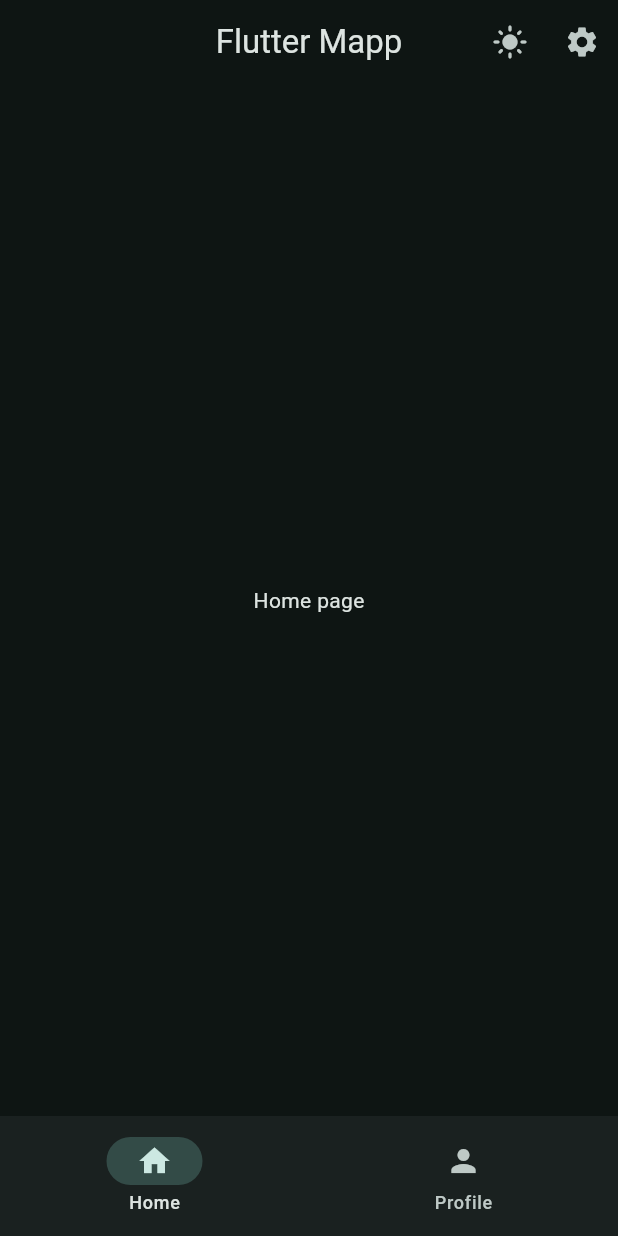
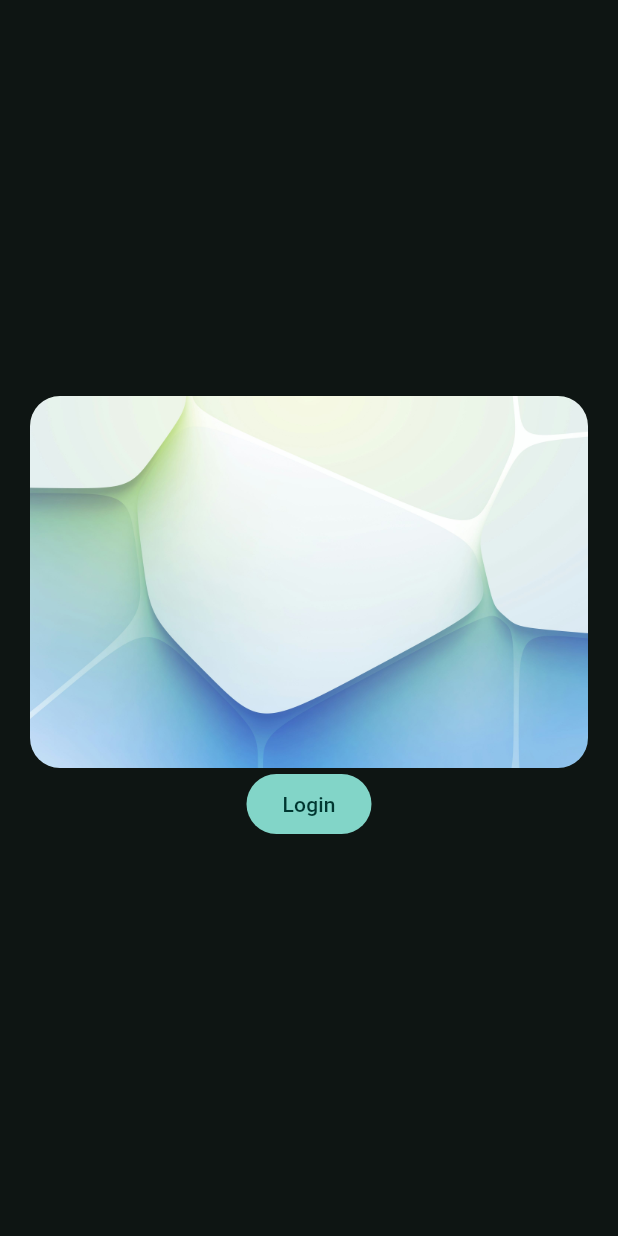
Before and after one commit to YumniAlias/flutter-tuto, a Flutter app: the screen it shows after launch, on a phone screen of 412 x 824 dp. Run offline on Flutter 3.47's test engine with Material 3 defaults, Android fonts, the phone set to English and light mode, and no system bars.

Commit message:
Welcome Page added

```diff
--- a/lib/main.dart
+++ b/lib/main.dart
@@ -1,6 +1,6 @@
 import 'package:flutter/material.dart';
 import 'package:flutter_tut/data/notifiers.dart';
-import 'package:flutter_tut/views/widget_tree.dart';
+import 'package:flutter_tut/views/pages/welcome_page.dart';
 
 void main() {
   runApp(const MyApp());
@@ -27,7 +27,7 @@ class _MyAppState extends State<MyApp> {
               brightness: isDarkMode ? Brightness.dark : Brightness.light,
             ),
           ),
-          home: WidgetTree(),
+          home: WelcomePage(),
         );
       },
     );
--- /dev/null
+++ b/lib/views/pages/welcome_page.dart
@@ -0,0 +1,37 @@
+import 'package:flutter/material.dart';
+import 'package:flutter_tut/views/widget_tree.dart';
+
+class WelcomePage extends StatelessWidget {
+  const WelcomePage({super.key});
+
+  @override
+  Widget build(BuildContext context) {
+    return Scaffold(
+      body: Padding(
+        padding: const EdgeInsets.all(20.0),
+        child: Column(
+          mainAxisAlignment: MainAxisAlignment.center,
+          children: [
+            ClipRRect(
+              borderRadius: BorderRadiusGeometry.circular(20.0),
+              child: Image.asset('assets/images/bg.jpeg'),
+            ),
+            FilledButton(
+              onPressed: () {
+                Navigator.push(
+                  context,
+                  MaterialPageRoute(
+                    builder: (context) {
+                      return WidgetTree();
+                    },
+                  ),
+                );
+              },
+              child: Text('Login'),
+            ),
+          ],
+        ),
+      ),
+    );
+  }
+}
```
